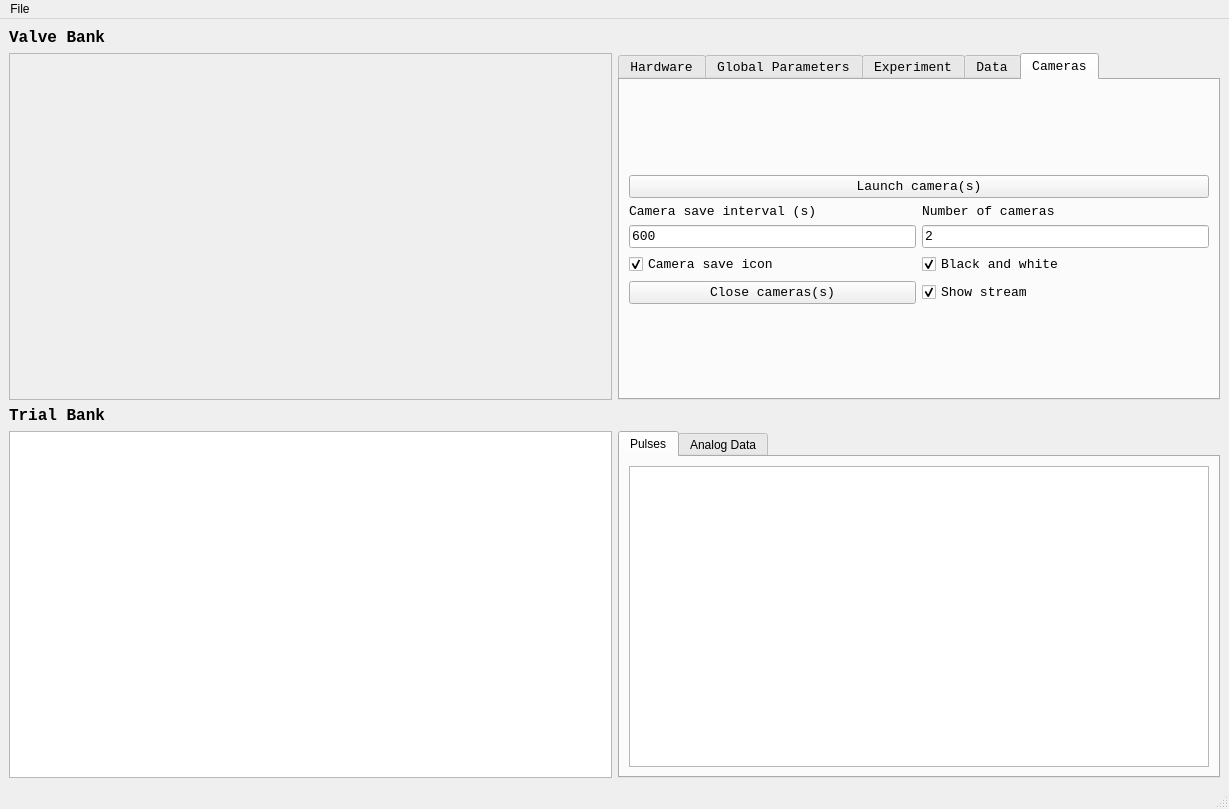
Qt form UI/PulseBoyUI_v2.ui (tobiasackels/PulseBoy) before a commit.
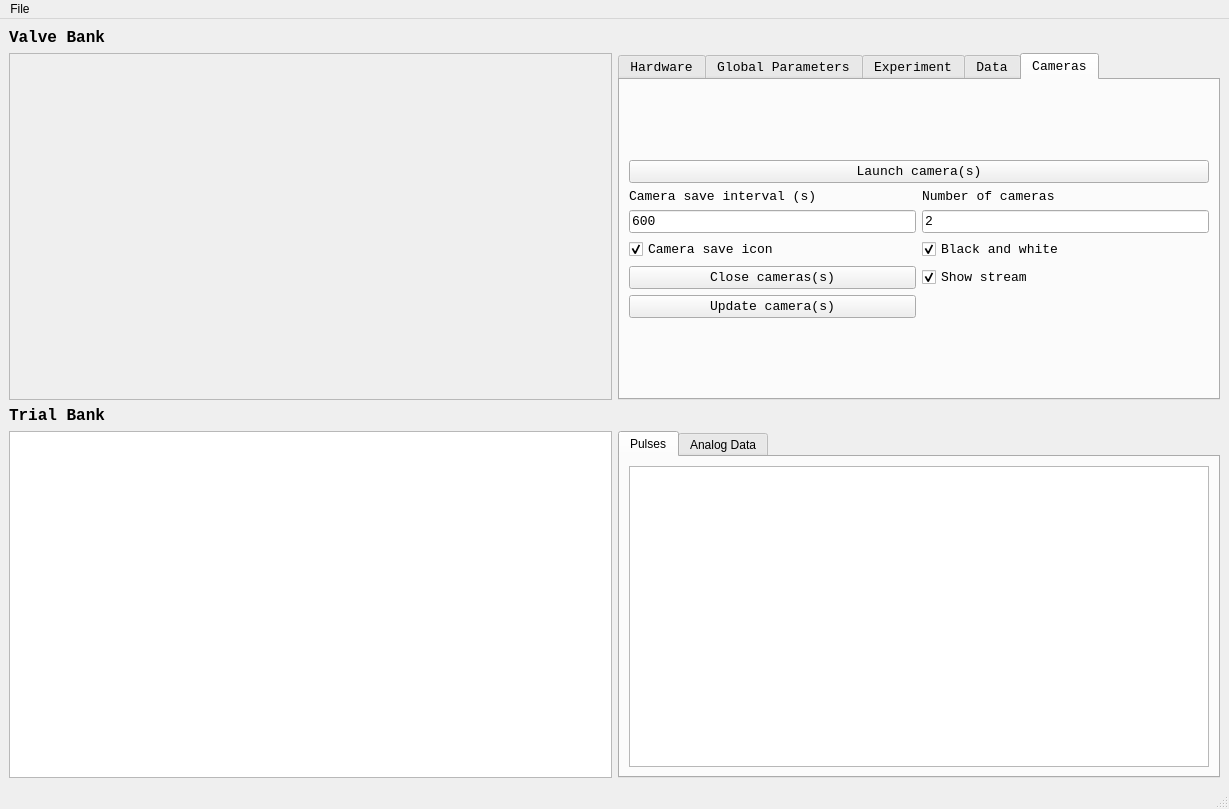
The same form after that commit. The open tabs and pages were chosen to show the change. Custom widgets are drawn as their Qt base class.

```diff
--- a/UI/PulseBoyUI_v2.ui
+++ b/UI/PulseBoyUI_v2.ui
@@ -792,6 +792,13 @@
           </property>
          </widget>
         </item>
+        <item row="9" column="0">
+         <widget class="QPushButton" name="updateCamerasButton">
+          <property name="text">
+           <string>Update camera(s)</string>
+          </property>
+         </widget>
+        </item>
        </layout>
       </widget>
      </widget>
```
Left out of the diff: 2 changed lines with no effect on the pictures.
